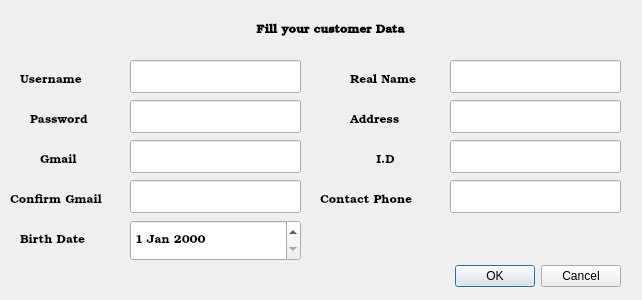
gustavo-dgs/Hermes, file signup_customer_dialog.ui: the form before one commit.
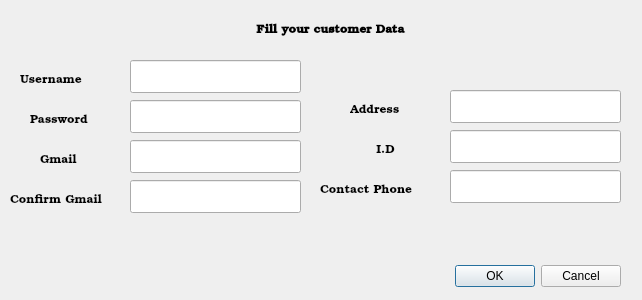
The form after the commit.

Commit message: Pestaña Customer Principal

The edit to the form file:
```diff
--- a/signup_customer_dialog.ui
+++ b/signup_customer_dialog.ui
@@ -124,29 +124,11 @@
     <string>Confirm Gmail</string>
    </property>
   </widget>
-  <widget class="QLabel" name="label_6">
-   <property name="geometry">
-    <rect>
-     <x>350</x>
-     <y>70</y>
-     <width>81</width>
-     <height>21</height>
-    </rect>
-   </property>
-   <property name="font">
-    <font>
-     <family>URW Bookman L</family>
-    </font>
-   </property>
-   <property name="text">
-    <string>Real Name</string>
-   </property>
-  </widget>
   <widget class="QLabel" name="label_7">
    <property name="geometry">
     <rect>
      <x>350</x>
-     <y>110</y>
+     <y>100</y>
      <width>81</width>
      <height>21</height>
     </rect>
@@ -160,29 +142,11 @@
     <string>Address</string>
    </property>
   </widget>
-  <widget class="QLabel" name="label_8">
-   <property name="geometry">
-    <rect>
-     <x>20</x>
-     <y>230</y>
-     <width>81</width>
-     <height>21</height>
-    </rect>
-   </property>
-   <property name="font">
-    <font>
-     <family>URW Bookman L</family>
-    </font>
-   </property>
-   <property name="text">
-    <string>Birth Date</string>
-   </property>
-  </widget>
   <widget class="QLabel" name="label_9">
    <property name="geometry">
     <rect>
      <x>320</x>
-     <y>190</y>
+     <y>180</y>
      <width>111</width>
      <height>21</height>
     </rect>
@@ -240,7 +204,7 @@
    <property name="geometry">
     <rect>
      <x>450</x>
-     <y>100</y>
+     <y>90</y>
      <width>171</width>
      <height>33</height>
     </rect>
@@ -250,42 +214,17 @@
    <property name="geometry">
     <rect>
      <x>450</x>
-     <y>180</y>
+     <y>170</y>
      <width>171</width>
      <height>33</height>
     </rect>
    </property>
   </widget>
-  <widget class="QLineEdit" name="lineEdit_8">
-   <property name="geometry">
-    <rect>
-     <x>450</x>
-     <y>60</y>
-     <width>171</width>
-     <height>33</height>
-    </rect>
-   </property>
-  </widget>
-  <widget class="QDateEdit" name="dateEdit">
-   <property name="geometry">
-    <rect>
-     <x>130</x>
-     <y>220</y>
-     <width>171</width>
-     <height>41</height>
-    </rect>
-   </property>
-   <property name="font">
-    <font>
-     <family>URW Bookman L</family>
-    </font>
-   </property>
-  </widget>
   <widget class="QLabel" name="label_10">
    <property name="geometry">
     <rect>
      <x>330</x>
-     <y>150</y>
+     <y>140</y>
      <width>111</width>
      <height>21</height>
     </rect>
@@ -306,7 +245,7 @@
    <property name="geometry">
     <rect>
      <x>450</x>
-     <y>140</y>
+     <y>130</y>
      <width>171</width>
      <height>33</height>
     </rect>
```
The commit also changes 36 other files.
